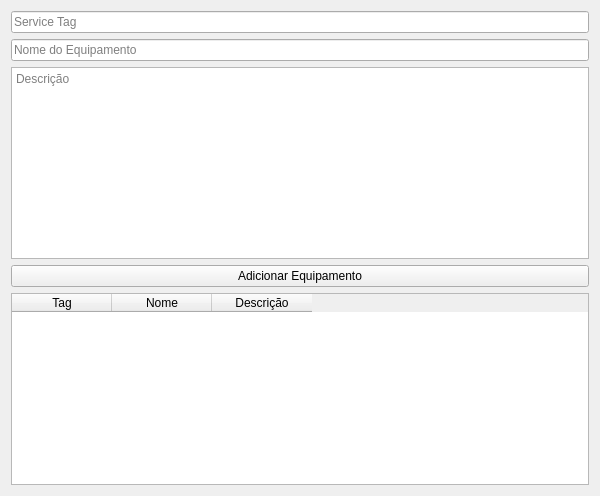
The window that service_tag_manager/view/ui_main.ui (jonatastz/Projeto_Inovacao) describes before a commit, drawn with Qt 5.
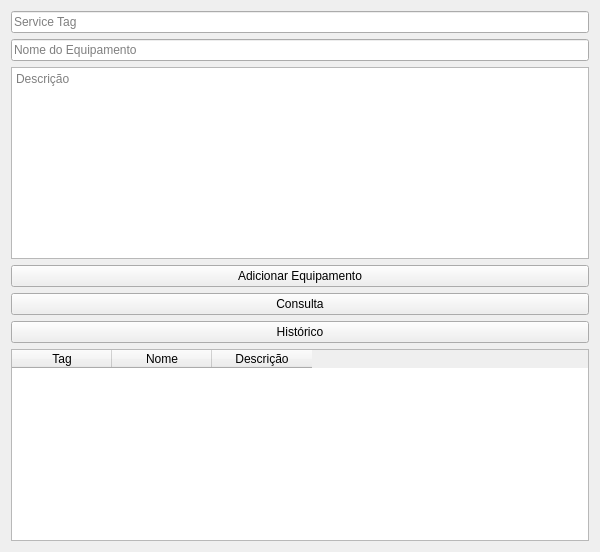
The same window after the commit.

Commit message: INTEGRAÇÃO DAS TELAS DE CONSULTA E HISTÓRICO

What changed in the file:
```diff
--- a/service_tag_manager/view/ui_main.ui
+++ b/service_tag_manager/view/ui_main.ui
@@ -37,6 +37,20 @@
      </property>
     </widget>
    </item>
+   <item>
+    <widget class="QPushButton" name="btn_consulta">
+     <property name="text">
+      <string>Consulta</string>
+     </property>
+    </widget>
+   </item>
+   <item>
+    <widget class="QPushButton" name="btn_historico">
+     <property name="text">
+      <string>Histórico</string>
+     </property>
+    </widget>
+   </item>
    <item>
     <widget class="QTableWidget" name="table">
      <property name="sizePolicy">
```
The commit also changes 10 other files.
